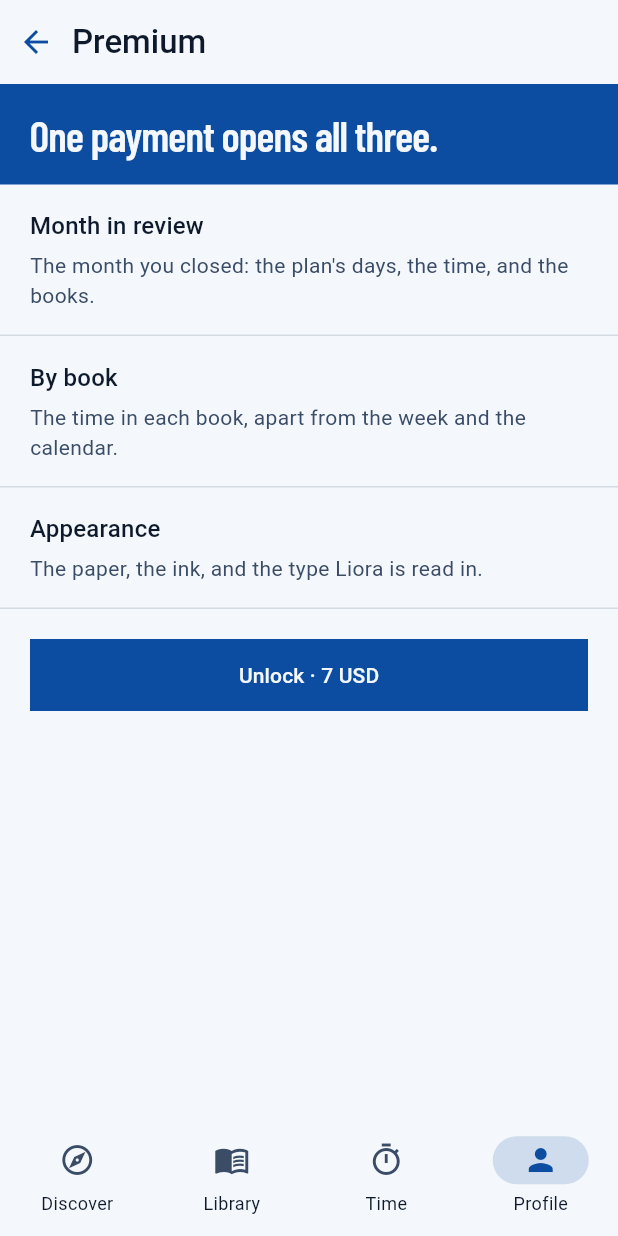
After one commit to BrayanOB2003/epub_reader, a Flutter app: the PremiumPage screen opened by its route, on a phone screen of 412 x 824 dp. The commit adds this screen. Run offline on Flutter 3.47's test engine with Material 3 defaults, Android fonts, the phone set to English and light mode, and no system bars; our stand-ins replace cloud_firestore, drift, file_picker, firebase_analytics, firebase_core, firebase_crashlytics and 7 more; missing offline and left inert: flutter_readium, gal; accounts and stored records are empty; generated files the repository leaves out were written again; project files that could hold a hidden picture were left out.

Commit message:
Add Premium Offer Page and Update Profile Navigation
- Introduced PremiumPage to provide details about the premium subscription, including features and pricing.
- Updated router configuration to include a new route for the premium offer.
- Modified ProfilePage to display a new row for accessing the premium offer.
- Removed unused imports and optimized layout in ReadingTimePage for better readability.
- Added localization strings for premium features in English and Spanish.
- Created tests for the premium offer functionality to ensure proper navigation and display of information.

```diff
--- a/lib/app/router.dart
+++ b/lib/app/router.dart
@@ -16,6 +16,7 @@ import 'package:epub_reader/features/onboarding/onboarding_page.dart';
 import 'package:epub_reader/features/profile/appearance_page.dart';
 import 'package:epub_reader/features/profile/habit_edit_page.dart';
 import 'package:epub_reader/features/profile/pqrs_page.dart';
+import 'package:epub_reader/features/profile/premium_offer.dart';
 import 'package:epub_reader/features/profile/profile_page.dart';
 import 'package:epub_reader/features/profile/quotes_page.dart';
 import 'package:epub_reader/features/quotes/quote_export_page.dart';
@@ -156,6 +157,11 @@ final appRouterProvider = Provider<GoRouter>((ref) {
                     builder: (context, state) => const HabitEditPage(),
                   ),
                   GoRoute(
+                    path: 'premium',
+                    name: 'premium',
+                    builder: (context, state) => const PremiumPage(),
+                  ),
+                  GoRoute(
                     path: 'quotes',
                     name: 'quotes',
                     builder: (context, state) => const QuotesPage(),
--- /dev/null
+++ b/lib/features/profile/premium_offer.dart
@@ -0,0 +1,104 @@
+import 'package:epub_reader/app/schedule_theme.dart';
+import 'package:epub_reader/app/schedule_widgets.dart';
+import 'package:epub_reader/l10n/app_localizations.dart';
+import 'package:flutter/material.dart';
+import 'package:go_router/go_router.dart';
+
+/// The one payment. The profile only lists it; this page carries the
+/// three sections and the price.
+class PremiumPage extends StatefulWidget {
+  const PremiumPage({super.key});
+
+  @override
+  State<PremiumPage> createState() => _PremiumPageState();
+}
+
+class _PremiumPageState extends State<PremiumPage> {
+  String? _issue;
+
+  void _buy() {
+    final message = AppLocalizations.of(context).premiumPurchaseUnavailable;
+    if (_issue == message) return;
+    setState(() => _issue = message);
+  }
+
+  @override
+  Widget build(BuildContext context) {
+    final l10n = AppLocalizations.of(context);
+    final colors = ScheduleColors.of(context);
+    final issue = _issue;
+    return Scaffold(
+      body: SafeArea(
+        bottom: false,
+        child: ListView(
+          children: [
+            ScheduleDetailTitle(
+              title: l10n.premiumTitle,
+              onBack: () => context.pop(),
+            ),
+            ColoredBox(
+              color: colors.station,
+              child: Padding(
+                padding: const EdgeInsets.fromLTRB(20, 20, 20, 20),
+                child: Text(
+                  l10n.premiumLead,
+                  style: programTitle(
+                    context,
+                    typeOnStation(context),
+                    size: 28,
+                  ),
+                ),
+              ),
+            ),
+            _Feature(title: l10n.monthReading, body: l10n.premiumMonthBody),
+            const ScheduleRule(),
+            _Feature(title: l10n.readingByBook, body: l10n.premiumBooksBody),
+            const ScheduleRule(),
+            _Feature(title: l10n.appearance, body: l10n.premiumAppearanceBody),
+            const ScheduleRule(),
+            Padding(
+              padding: const EdgeInsets.fromLTRB(20, 20, 20, 4),
+              child: Column(
+                crossAxisAlignment: CrossAxisAlignment.stretch,
+                children: [
+                  if (issue != null) ...[
+                    ScheduleIssue(message: issue),
+                    const SizedBox(height: 12),
+                  ],
+                  ScheduleAction(label: l10n.premiumUnlock, onPressed: _buy),
+                ],
+              ),
+            ),
+          ],
+        ),
+      ),
+    );
+  }
+}
+
+class _Feature extends StatelessWidget {
+  const _Feature({required this.title, required this.body});
+
+  final String title;
+  final String body;
+
+  @override
+  Widget build(BuildContext context) {
+    final colors = ScheduleColors.of(context);
+    return Padding(
+      padding: const EdgeInsets.fromLTRB(20, 16, 20, 16),
+      child: Column(
+        crossAxisAlignment: CrossAxisAlignment.start,
+        children: [
+          Text(title, style: Theme.of(context).textTheme.titleMedium),
+          const SizedBox(height: 4),
+          Text(
+            body,
+            style: Theme.of(context).textTheme.bodyMedium
+                ?.copyWith(color: colors.muted),
+          ),
+        ],
+      ),
+    );
+  }
+}
--- a/lib/l10n/app_en.arb
+++ b/lib/l10n/app_en.arb
@@ -408,12 +408,20 @@
   "pqrsFaqHabit": "How do I change the goal or the time?",
   "pqrsFaqHabitAnswer": "In Profile, Reading habit.",
   "pqrsFaqTime": "Where do I see how much I have read?",
-  "pqrsFaqTimeAnswer": "Time shows the week, the calendar, and the time for each book.",
+  "pqrsFaqTimeAnswer": "Time shows the week and the calendar.",
   "pqrsFaqReader": "How do I change the size or the mode?",
   "pqrsFaqReaderAnswer": "Inside the book: larger or smaller text, light or dark, and pages or scroll.",
   "pqrsFaqDelete": "What happens if I delete a book?",
   "pqrsFaqDeleteAnswer": "It leaves the library on this device, with its progress and its quotes.",
   "privacyPolicy": "Privacy",
   "termsOfUse": "Terms",
-  "legalPageFailed": "The page could not be opened."
+  "legalPageFailed": "The page could not be opened.",
+  "premiumTitle": "Premium",
+  "premiumLead": "One payment opens all three.",
+  "premiumPrice": "7 USD",
+  "premiumMonthBody": "The month you closed: the plan's days, the time, and the books.",
+  "premiumBooksBody": "The time in each book, apart from the week and the calendar.",
+  "premiumAppearanceBody": "The paper, the ink, and the type Liora is read in.",
+  "premiumUnlock": "Unlock · 7 USD",
+  "premiumPurchaseUnavailable": "The purchase is not available yet."
 }
--- a/lib/l10n/app_es.arb
+++ b/lib/l10n/app_es.arb
@@ -610,12 +610,20 @@
   "pqrsFaqHabit": "¿Cómo cambio la meta o la hora?",
   "pqrsFaqHabitAnswer": "En Perfil, Hábito de lectura.",
   "pqrsFaqTime": "¿Dónde veo cuánto he leído?",
-  "pqrsFaqTimeAnswer": "En Tiempo están la semana, el calendario y el tiempo de cada libro.",
+  "pqrsFaqTimeAnswer": "En Tiempo están la semana y el calendario.",
   "pqrsFaqReader": "¿Cómo cambio el tamaño o el modo?",
   "pqrsFaqReaderAnswer": "Dentro del libro: texto más grande o más pequeño, modo claro u oscuro, y páginas o scroll.",
   "pqrsFaqDelete": "¿Qué pasa si elimino un libro?",
   "pqrsFaqDeleteAnswer": "Sale de la biblioteca de este dispositivo, con su progreso y sus citas.",
   "privacyPolicy": "Privacidad",
   "termsOfUse": "Términos",
-  "legalPageFailed": "No se pudo abrir la página."
+  "legalPageFailed": "No se pudo abrir la página.",
+  "premiumTitle": "Premium",
+  "premiumLead": "Un pago abre las tres.",
+  "premiumPrice": "7 USD",
+  "premiumMonthBody": "El mes que cerraste: los días del plan, el tiempo y los libros.",
+  "premiumBooksBody": "El tiempo de cada libro, aparte de la semana y el calendario.",
+  "premiumAppearanceBody": "El papel, la tinta y la letra con la que se lee Liora.",
+  "premiumUnlock": "Desbloquear · 7 USD",
+  "premiumPurchaseUnavailable": "La compra no está disponible todavía."
 }
--- a/lib/l10n/app_localizations.dart
+++ b/lib/l10n/app_localizations.dart
@@ -2225,7 +2225,7 @@ abstract class AppLocalizations {
   /// No description provided for @pqrsFaqTimeAnswer.
   ///
   /// In es, this message translates to:
-  /// **'En Tiempo están la semana, el calendario y el tiempo de cada libro.'**
+  /// **'En Tiempo están la semana y el calendario.'**
   String get pqrsFaqTimeAnswer;
 
   /// No description provided for @pqrsFaqReader.
@@ -2269,6 +2269,54 @@ abstract class AppLocalizations {
   /// In es, this message translates to:
   /// **'No se pudo abrir la página.'**
   String get legalPageFailed;
+
+  /// No description provided for @premiumTitle.
+  ///
+  /// In es, this message translates to:
+  /// **'Premium'**
+  String get premiumTitle;
+
+  /// No description provided for @premiumLead.
+  ///
+  /// In es, this message translates to:
+  /// **'Un pago abre las tres.'**
+  String get premiumLead;
+
+  /// No description provided for @premiumPrice.
+  ///
+  /// In es, this message translates to:
+  /// **'7 USD'**
+  String get premiumPrice;
+
+  /// No description provided for @premiumMonthBody.
+  ///
+  /// In es, this message translates to:
+  /// **'El mes que cerraste: los días del plan, el tiempo y los libros.'**
+  String get premiumMonthBody;
+
+  /// No description provided for @premiumBooksBody.
+  ///
+  /// In es, this message translates to:
+  /// **'El tiempo de cada libro, aparte de la semana y el calendario.'**
+  String get premiumBooksBody;
+
+  /// No description provided for @premiumAppearanceBody.
+  ///
+  /// In es, this message translates to:
+  /// **'El papel, la tinta y la letra con la que se lee Liora.'**
+  String get premiumAppearanceBody;
+
+  /// No description provided for @premiumUnlock.
+  ///
+  /// In es, this message translates to:
+  /// **'Desbloquear · 7 USD'**
+  String get premiumUnlock;
+
+  /// No description provided for @premiumPurchaseUnavailable.
+  ///
+  /// In es, this message translates to:
+  /// **'La compra no está disponible todavía.'**
+  String get premiumPurchaseUnavailable;
 }
 
 class _AppLocalizationsDelegate
--- a/lib/l10n/app_localizations_en.dart
+++ b/lib/l10n/app_localizations_en.dart
@@ -1205,8 +1205,7 @@ class AppLocalizationsEn extends AppLocalizations {
   String get pqrsFaqTime => 'Where do I see how much I have read?';
 
   @override
-  String get pqrsFaqTimeAnswer =>
-      'Time shows the week, the calendar, and the time for each book.';
+  String get pqrsFaqTimeAnswer => 'Time shows the week and the calendar.';
 
   @override
   String get pqrsFaqReader => 'How do I change the size or the mode?';
@@ -1230,4 +1229,31 @@ class AppLocalizationsEn extends AppLocalizations {
 
   @override
   String get legalPageFailed => 'The page could not be opened.';
+
+  @override
+  String get premiumTitle => 'Premium';
+
+  @override
+  String get premiumLead => 'One payment opens all three.';
+
+  @override
+  String get premiumPrice => '7 USD';
+
+  @override
+  String get premiumMonthBody =>
+      'The month you closed: the plan\'s days, the time, and the books.';
+
+  @override
+  String get premiumBooksBody =>
+      'The time in each book, apart from the week and the calendar.';
+
+  @override
+  String get premiumAppearanceBody =>
+      'The paper, the ink, and the type Liora is read in.';
+
+  @override
+  String get premiumUnlock => 'Unlock · 7 USD';
+
+  @override
+  String get premiumPurchaseUnavailable => 'The purchase is not available yet.';
 }
```
Also changed, not shown: lib/features/habits/reading_time_page.dart (+0 -33 lines), lib/features/profile/profile_page.dart (+15 -43 lines), lib/l10n/app_localizations_es.dart (+29 -2 lines), 3 other files.
